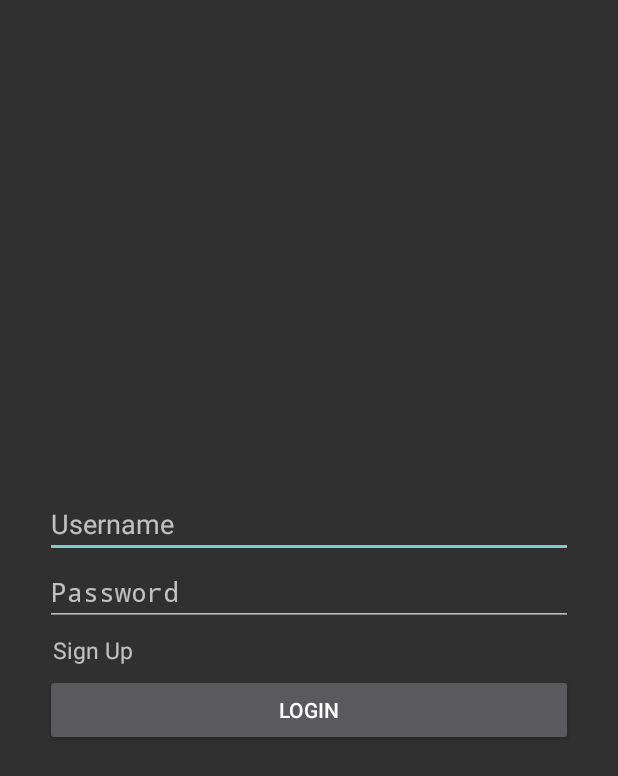
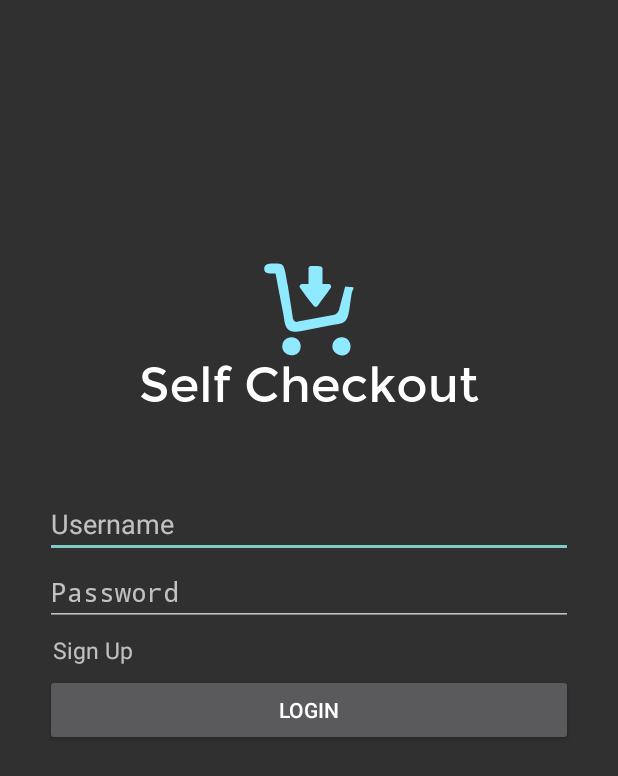
Before and after one commit to TrueFiction/SD_HACKS, an Android app: the screen it shows after launch (LoginActivity), on a phone screen of 412 x 824 dp. Shown: the top 776 px of the screen. Run offline under Robolectric (Android 15) with nearby library versions, the phone set to English and light mode, and no system bars.

Commit message:
Added logo to login page

```diff
--- a/app/src/main/java/com/hacks/sd_hacks_app/LoginActivity.java
+++ b/app/src/main/java/com/hacks/sd_hacks_app/LoginActivity.java
@@ -28,6 +28,7 @@ public class LoginActivity extends Activity {
         setContentView(R.layout.activity_main);
 
         createUser();
+
     }
 
     /* creates parse user */
--- a/app/src/main/res/layout/activity_main.xml
+++ b/app/src/main/res/layout/activity_main.xml
@@ -8,6 +8,14 @@
     >
 
 
+
+    <ImageView
+        android:id="@+id/logo"
+        android:src="@mipmap/bestlogo"
+        android:layout_width="wrap_content"
+        android:layout_height="wrap_content"
+        android:layout_above="@+id/linearLayout"
+        android:layout_centerHorizontal="true" />
 
     <LinearLayout
         android:orientation="vertical"
@@ -69,6 +77,13 @@
 
     </LinearLayout>
 
+    <ImageView
+        android:layout_width="wrap_content"
+        android:layout_height="wrap_content"
+        android:id="@+id/imageView"
+        android:layout_centerVertical="true"
+        android:layout_alignParentStart="true"
+        android:layout_marginStart="121dp" />
 
 
 </RelativeLayout>
```
Also changed, not shown: app/src/main/res/mipmap-hdpi/bestlogo.png (added).
